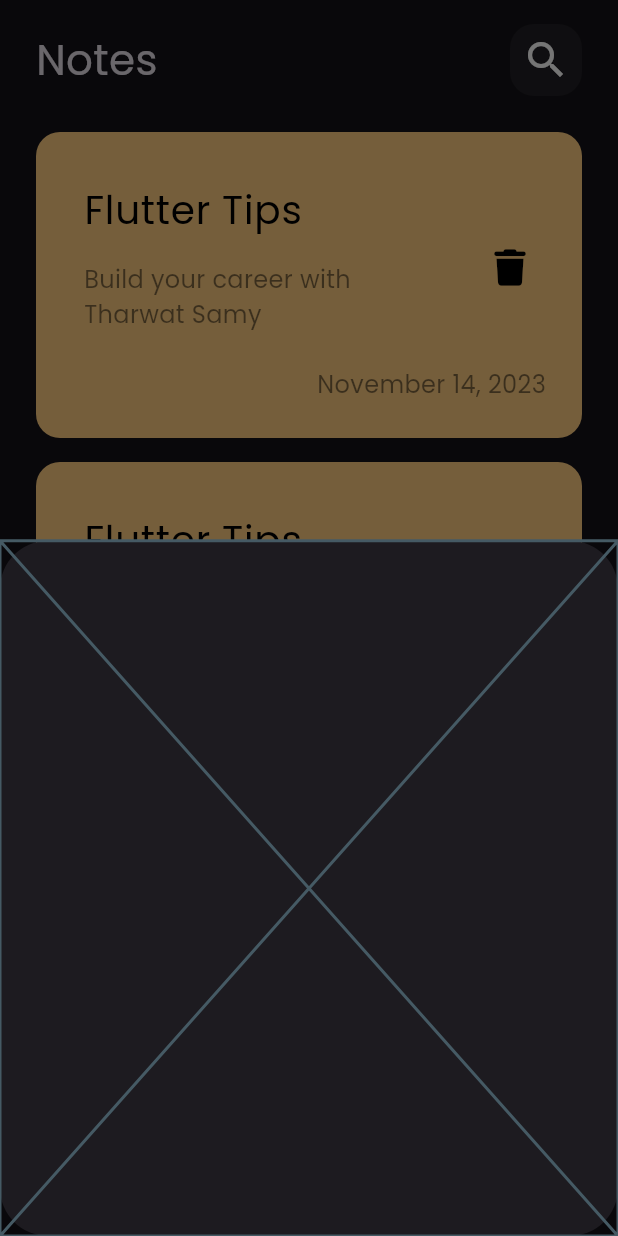
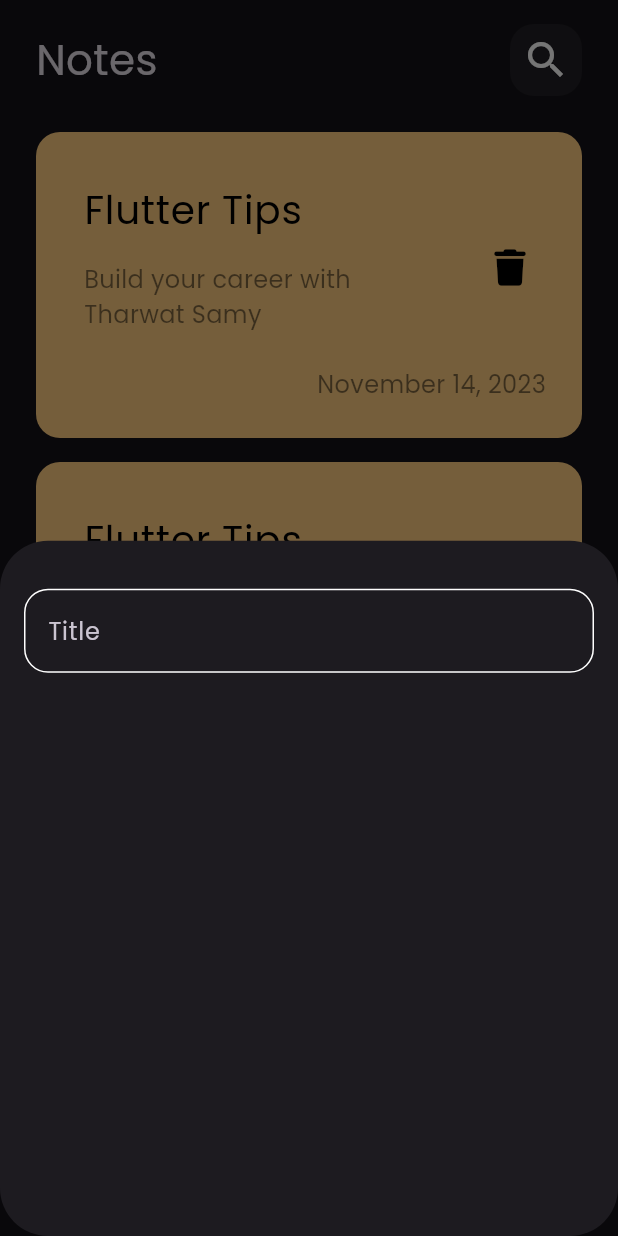
Before and after one commit to YoussefHabib97/notes_app_hive, a Flutter app: the screen it shows after launch, after a tap on the "add" icon, on a phone screen of 412 x 824 dp. Run offline on Flutter 3.47's test engine with Material 2 defaults, Android fonts, the phone set to English and light mode, and no system bars; our stand-ins replace font_awesome_flutter.

Commit message:
Created custom text field

```diff
--- /dev/null
+++ b/lib/constants.dart
@@ -0,0 +1,3 @@
+import 'package:flutter/material.dart';
+
+const kPrimaryColor = Colors.deepPurple;
--- a/lib/views/widgets/add_note_bottom_sheet.dart
+++ b/lib/views/widgets/add_note_bottom_sheet.dart
@@ -1,10 +1,22 @@
 import 'package:flutter/material.dart';
+
+import 'package:notes_app/views/widgets/custom_text_field.dart';
 
 class AddNoteBottomSheet extends StatelessWidget {
   const AddNoteBottomSheet({super.key});
 
   @override
   Widget build(BuildContext context) {
-    return const Placeholder();
+    return Padding(
+      padding: EdgeInsets.symmetric(
+        horizontal: 16,
+        vertical: 32,
+      ),
+      child: Column(
+        children: [
+          CustomTextField(),
+        ],
+      ),
+    );
   }
 }
--- /dev/null
+++ b/lib/views/widgets/custom_text_field.dart
@@ -0,0 +1,27 @@
+import 'package:flutter/material.dart';
+import 'package:notes_app/constants.dart';
+
+class CustomTextField extends StatelessWidget {
+  const CustomTextField({super.key});
+
+  @override
+  Widget build(BuildContext context) {
+    return TextField(
+      cursorColor: kPrimaryColor,
+      decoration: InputDecoration(
+        hintText: "Title",
+        border: buildBorder(),
+        enabledBorder: buildBorder(),
+        focusedBorder: buildBorder(kPrimaryColor),
+      ),
+    );
+  }
+
+  OutlineInputBorder buildBorder([color]) {
+    return OutlineInputBorder(
+        borderRadius: BorderRadius.circular(16),
+        borderSide: BorderSide(
+          color: color ?? Colors.white,
+        ));
+  }
+}
```
